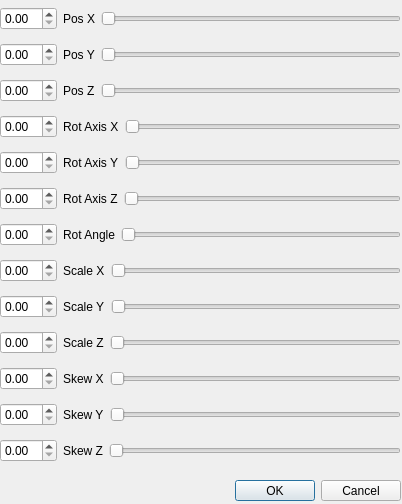
First picture: the form in View/editobjectdialog.ui, repository ddalcino/Modeler3D, before the edit.
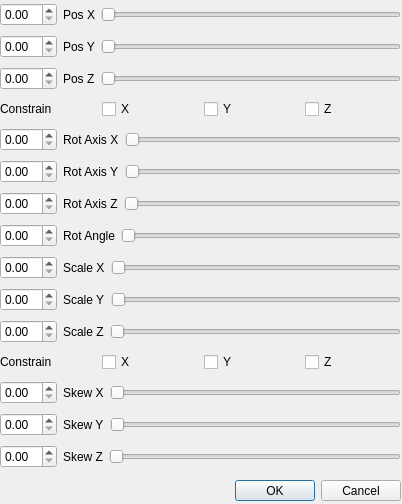
Second picture: the form after the edit.

```diff
--- a/View/editobjectdialog.ui
+++ b/View/editobjectdialog.ui
@@ -114,6 +114,38 @@
       </item>
      </layout>
     </item>
+    <item>
+     <layout class="QHBoxLayout" name="hLayoutConstrainPos">
+      <item>
+       <widget class="QLabel" name="label">
+        <property name="text">
+         <string>Constrain</string>
+        </property>
+       </widget>
+      </item>
+      <item>
+       <widget class="QCheckBox" name="ckConstrainPosX">
+        <property name="text">
+         <string>X</string>
+        </property>
+       </widget>
+      </item>
+      <item>
+       <widget class="QCheckBox" name="ckConstrainPosY">
+        <property name="text">
+         <string>Y</string>
+        </property>
+       </widget>
+      </item>
+      <item>
+       <widget class="QCheckBox" name="ckConstrainPosZ">
+        <property name="text">
+         <string>Z</string>
+        </property>
+       </widget>
+      </item>
+     </layout>
+    </item>
     <item>
      <layout class="QHBoxLayout" name="hLayoutRotX">
       <item>
@@ -276,6 +308,38 @@
       </item>
      </layout>
     </item>
+    <item>
+     <layout class="QHBoxLayout" name="hLayoutConstrainScale">
+      <item>
+       <widget class="QLabel" name="label_2">
+        <property name="text">
+         <string>Constrain</string>
+        </property>
+       </widget>
+      </item>
+      <item>
+       <widget class="QCheckBox" name="ckConstrainScaleX">
+        <property name="text">
+         <string>X</string>
+        </property>
+       </widget>
+      </item>
+      <item>
+       <widget class="QCheckBox" name="ckConstrainScaleY">
+        <property name="text">
+         <string>Y</string>
+        </property>
+       </widget>
+      </item>
+      <item>
+       <widget class="QCheckBox" name="ckConstrainScaleZ">
+        <property name="text">
+         <string>Z</string>
+        </property>
+       </widget>
+      </item>
+     </layout>
+    </item>
     <item>
      <layout class="QHBoxLayout" name="hLayoutSkewX">
       <item>
```
